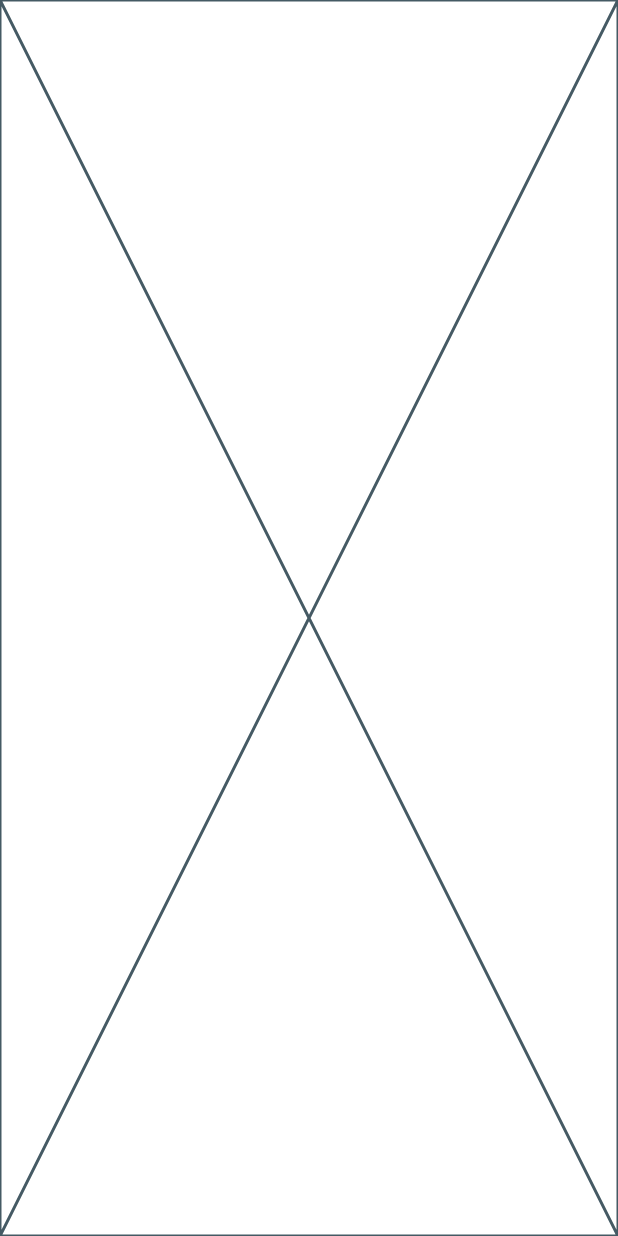
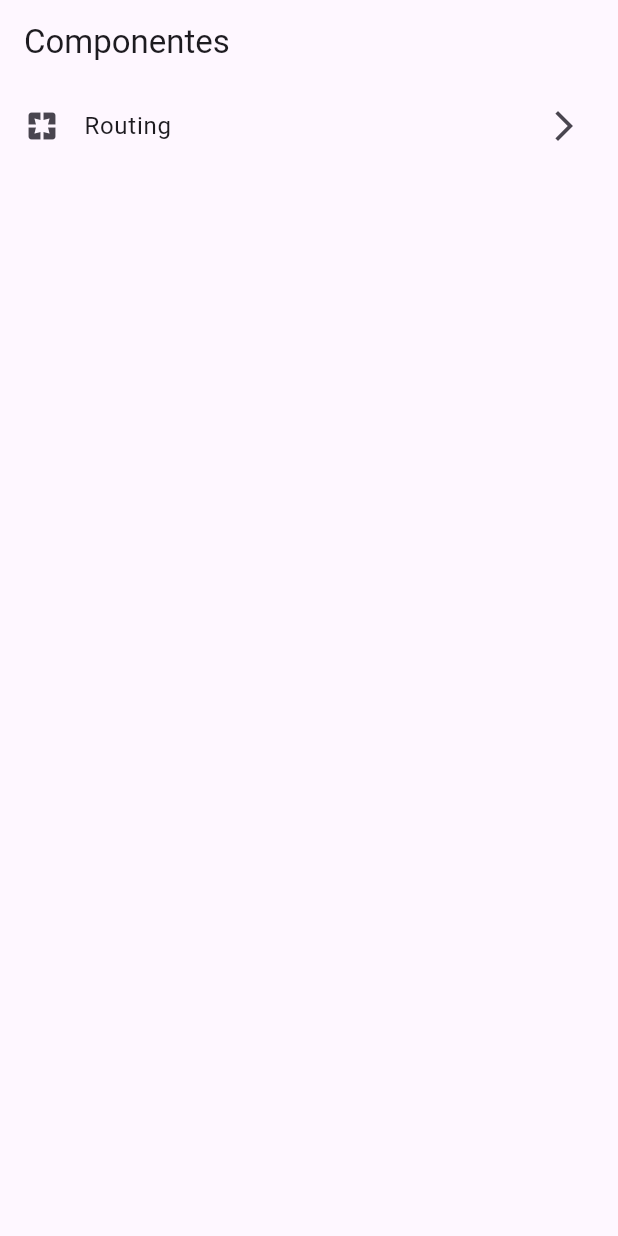
Before and after one commit to RicharC293/componentes, a Flutter app: the screen it shows after launch, on a phone screen of 412 x 824 dp. Run offline on Flutter 3.47's test engine with Material 3 defaults, Android fonts, the phone set to English and light mode, and no system bars.

Commit message:
add: list tile

```diff
--- a/lib/app.dart
+++ b/lib/app.dart
@@ -11,6 +11,7 @@ class MyApp extends StatelessWidget {
       title: 'Material App',
       routes: routes,
       initialRoute: HomeScreen.routeName,
+      theme: ThemeData.light(useMaterial3: true),
     );
   }
 }
--- a/lib/screens/home_screen.dart
+++ b/lib/screens/home_screen.dart
@@ -6,6 +6,25 @@ class HomeScreen extends StatelessWidget {
 
   @override
   Widget build(BuildContext context) {
-    return const Placeholder();
+    return Scaffold(
+      appBar: AppBar(
+        title: const Text('Componentes'),
+      ),
+      /// ListView -> scrolleable
+      /// -> paddings
+      /// -> fisica -> physics
+      body: ListView(
+        children: [
+          ListTile(
+            leading: Icon(Icons.pages),
+            title: Text('Routing'),
+            trailing: Icon(Icons.arrow_forward_ios),
+            onTap: () {
+              print("TAP");
+            },
+          ),
+        ],
+      ),
+    );
   }
 }
```
